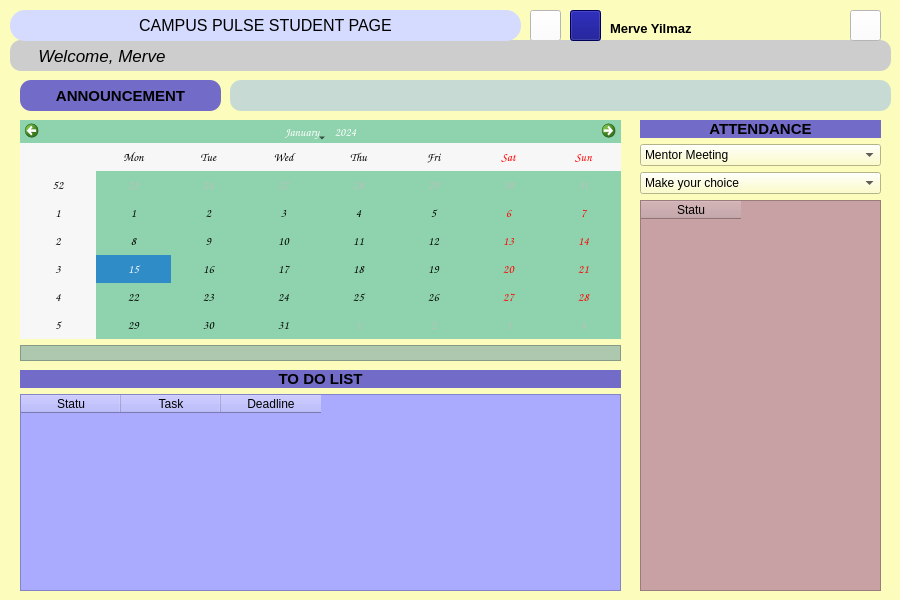
The window that student.ui (bakisgan/Campus_Pulse_v02) describes before a commit, drawn with Qt 5.
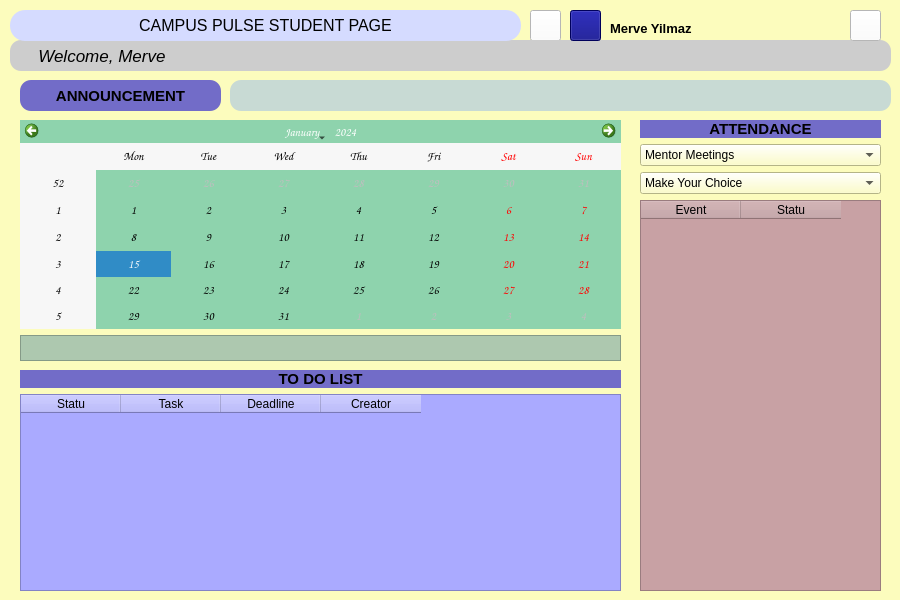
The same window after the commit. Icons and pictures are not drawn.

Patch:
```diff
--- a/student.ui
+++ b/student.ui
@@ -205,7 +205,7 @@
        </property>
        <item>
         <property name="text">
-         <string>Mentor Meeting</string>
+         <string>Mentor Meetings</string>
         </property>
        </item>
        <item>
@@ -225,7 +225,7 @@
        </property>
        <item>
         <property name="text">
-         <string>Make your choice</string>
+         <string>Make Your Choice</string>
         </property>
        </item>
        <item>
@@ -245,6 +245,11 @@
        <property name="styleSheet">
         <string notr="true">background-color: rgb(200, 161, 164);</string>
        </property>
+       <column>
+        <property name="text">
+         <string>Event</string>
+        </property>
+       </column>
        <column>
         <property name="text">
          <string>Statu</string>
@@ -332,6 +337,11 @@
          <string>Deadline</string>
         </property>
        </column>
+       <column>
+        <property name="text">
+         <string>Creator</string>
+        </property>
+       </column>
       </widget>
      </item>
     </layout>
@@ -345,7 +355,7 @@
       <height>241</height>
      </rect>
     </property>
-    <layout class="QVBoxLayout" name="verticalLayout_2">
+    <layout class="QVBoxLayout" name="verticalLayout_2" stretch="8,1">
      <item>
       <widget class="QCalendarWidget" name="calendarWidget">
        <property name="font">
@@ -369,6 +379,13 @@
      </item>
      <item>
       <widget class="QLabel" name="note_edit">
+       <property name="font">
+        <font>
+         <pointsize>10</pointsize>
+         <weight>75</weight>
+         <bold>true</bold>
+        </font>
+       </property>
        <property name="styleSheet">
         <string notr="true">background-color: rgb(173, 200, 175);
 </string>
@@ -379,6 +396,9 @@
        <property name="text">
         <string/>
        </property>
+       <property name="alignment">
+        <set>Qt::AlignLeading|Qt::AlignLeft|Qt::AlignVCenter</set>
+       </property>
       </widget>
      </item>
     </layout>
```
Left out of the diff: 2 changed lines with no effect on the pictures.
